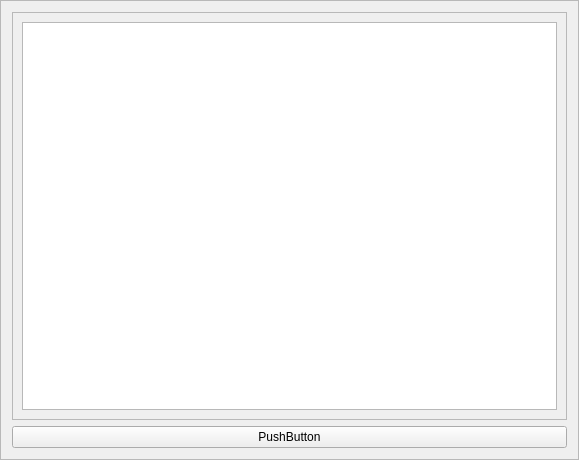
Above: slacx/slacxui/tree_browser.ui from slaclab/paws before the change. Below: the same form after it.
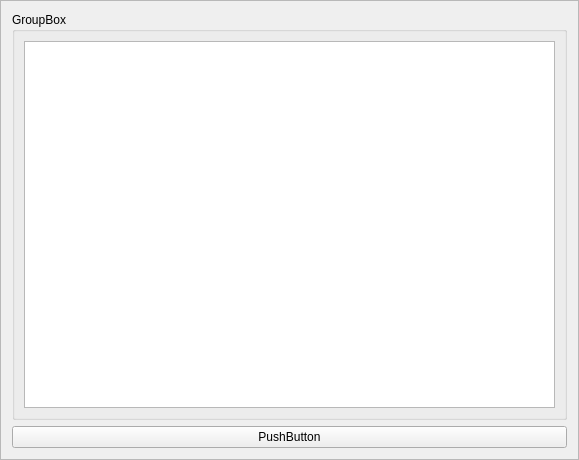
That is the form after the change.

What changed in the file:
```diff
--- a/slacx/slacxui/tree_browser.ui
+++ b/slacx/slacxui/tree_browser.ui
@@ -19,27 +19,17 @@
   <property name="frameShadow">
    <enum>QFrame::Raised</enum>
   </property>
-  <layout class="QVBoxLayout" name="verticalLayout_2">
-   <item>
-    <widget class="QScrollArea" name="scrollArea">
-     <property name="widgetResizable">
-      <bool>true</bool>
-     </property>
-     <widget class="QWidget" name="scrollAreaWidgetContents">
-      <property name="geometry">
-       <rect>
-        <x>0</x>
-        <y>0</y>
-        <width>557</width>
-        <height>405</height>
-       </rect>
-      </property>
       <layout class="QVBoxLayout" name="verticalLayout">
        <item>
+    <widget class="QGroupBox" name="tree_box">
+     <property name="title">
+      <string>GroupBox</string>
+     </property>
+     <layout class="QGridLayout" name="gridLayout">
+      <item row="0" column="0">
         <widget class="QTreeView" name="tree"/>
        </item>
       </layout>
-     </widget>
     </widget>
    </item>
    <item>
```
Lines whose indentation alone changed are shown as unchanged.
